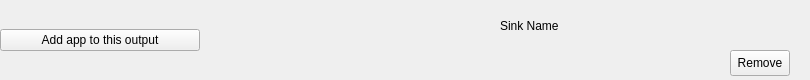
Qt form RouteWidget.ui (skylineone044/simple-app-audio-router) before a commit.
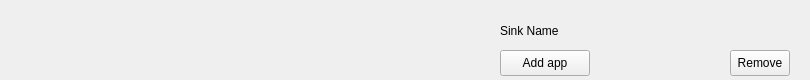
The same form after that commit.

Commit message: figured out the routewidget layout

Diff of the .ui file:
```diff
--- a/RouteWidget.ui
+++ b/RouteWidget.ui
@@ -25,50 +25,6 @@
   <property name="windowTitle">
    <string>Widget Root</string>
   </property>
-  <widget class="QWidget" name="layoutWidget">
-   <property name="geometry">
-    <rect>
-     <x>0</x>
-     <y>10</y>
-     <width>491</width>
-     <height>61</height>
-    </rect>
-   </property>
-   <layout class="QVBoxLayout" name="verticalLayout">
-    <property name="sizeConstraint">
-     <enum>QLayout::SetMinimumSize</enum>
-    </property>
-    <item>
-     <layout class="QVBoxLayout" name="appOutputs">
-      <property name="sizeConstraint">
-       <enum>QLayout::SetMinimumSize</enum>
-      </property>
-     </layout>
-    </item>
-    <item>
-     <widget class="QPushButton" name="addMoreAppsButton">
-      <property name="sizePolicy">
-       <sizepolicy hsizetype="Fixed" vsizetype="Fixed">
-        <horstretch>0</horstretch>
-        <verstretch>0</verstretch>
-       </sizepolicy>
-      </property>
-      <property name="maximumSize">
-       <size>
-        <width>200</width>
-        <height>16777215</height>
-       </size>
-      </property>
-      <property name="layoutDirection">
-       <enum>Qt::LeftToRight</enum>
-      </property>
-      <property name="text">
-       <string>Add app to this output</string>
-      </property>
-     </widget>
-    </item>
-   </layout>
-  </widget>
   <widget class="QPushButton" name="removeSinkButton">
    <property name="geometry">
     <rect>
@@ -98,9 +54,9 @@
    <property name="geometry">
     <rect>
      <x>500</x>
-     <y>10</y>
+     <y>20</y>
      <width>300</width>
-     <height>31</height>
+     <height>21</height>
     </rect>
    </property>
    <property name="sizePolicy">
@@ -119,6 +75,53 @@
     <string>Sink Name</string>
    </property>
   </widget>
+  <widget class="QPushButton" name="add_more_apps_btn">
+   <property name="geometry">
+    <rect>
+     <x>500</x>
+     <y>50</y>
+     <width>90</width>
+     <height>26</height>
+    </rect>
+   </property>
+   <property name="maximumSize">
+    <size>
+     <width>90</width>
+     <height>16777215</height>
+    </size>
+   </property>
+   <property name="text">
+    <string>Add app</string>
+   </property>
+  </widget>
+  <widget class="QWidget" name="app_list" native="true">
+   <property name="geometry">
+    <rect>
+     <x>0</x>
+     <y>10</y>
+     <width>477</width>
+     <height>67</height>
+    </rect>
+   </property>
+   <property name="sizePolicy">
+    <sizepolicy hsizetype="Preferred" vsizetype="MinimumExpanding">
+     <horstretch>0</horstretch>
+     <verstretch>0</verstretch>
+    </sizepolicy>
+   </property>
+   <layout class="QVBoxLayout" name="verticalLayout">
+    <item>
+     <layout class="QVBoxLayout" name="app_list_vbox">
+      <property name="spacing">
+       <number>0</number>
+      </property>
+      <property name="topMargin">
+       <number>0</number>
+      </property>
+     </layout>
+    </item>
+   </layout>
+  </widget>
  </widget>
  <resources/>
  <connections/>
```
The commit also changes 2 other files.
